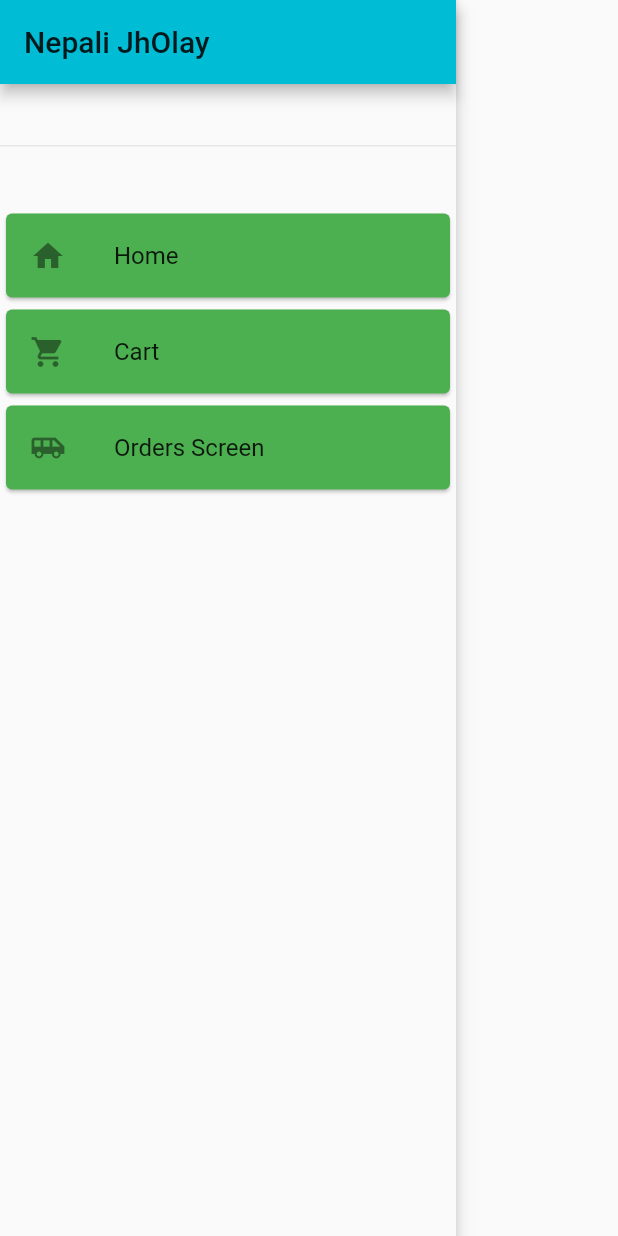
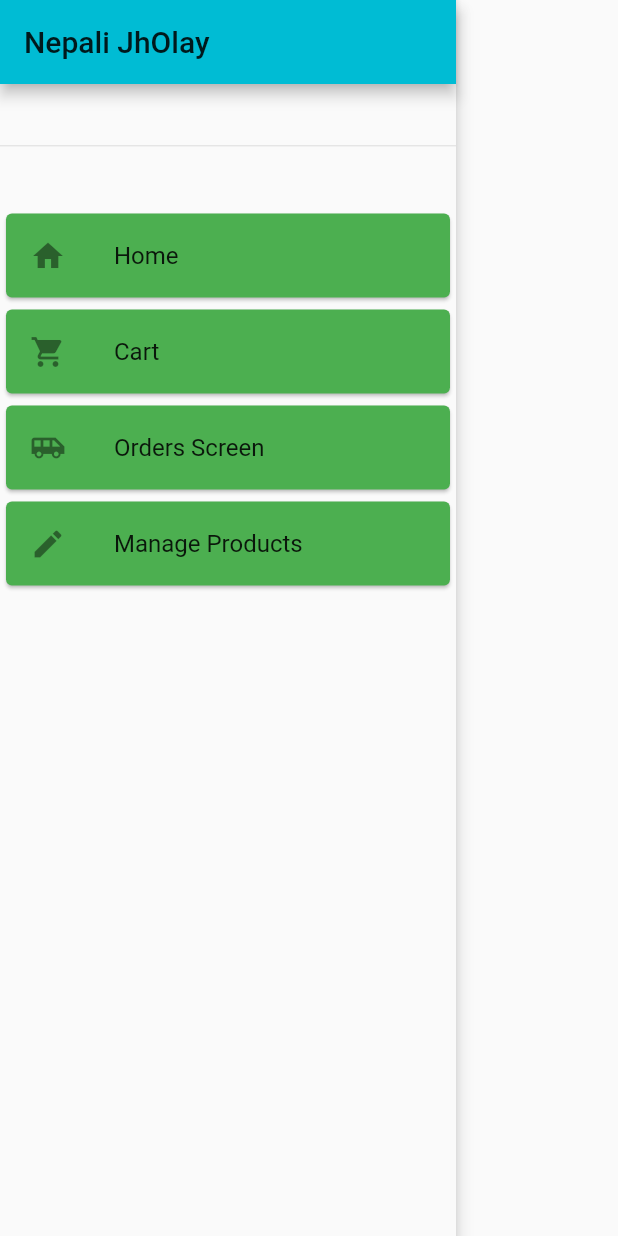
Before and after one commit to cyx977/srShop, a Flutter app: the DrawerBuilder widget shown alone on an empty page, opened directly, on a phone screen of 412 x 824 dp. Run offline on Flutter 3.47's test engine with Material 2 defaults, Android fonts, the phone set to English and light mode, and no system bars; network calls fail.

Commit message:
routesConfig map declared

```diff
--- /dev/null
+++ b/lib/const.dart
@@ -0,0 +1,19 @@
+import 'package:flutter/material.dart';
+import 'package:srShop/screens/cart_detail_screen.dart';
+import 'package:srShop/screens/order_screen.dart';
+import 'package:srShop/screens/products_overview_screen.dart';
+import 'package:srShop/screens/user_products_screen.dart';
+
+class RouteData {
+  String title;
+  IconData icon;
+  RouteData({@required this.title, @required this.icon});
+}
+
+Map<String, RouteData> routeConfig = {
+  ProductsOverviewScreen.route: RouteData(icon: Icons.home, title: "Home"),
+  CartDetailScreen.route: RouteData(title: "Cart", icon: Icons.shopping_cart),
+  OrderScreen.route:
+      RouteData(title: "Orders Screen", icon: Icons.airport_shuttle),
+  UserProductScreen.route: RouteData(title: "Manage Products", icon: Icons.edit)
+};
--- a/lib/main.dart
+++ b/lib/main.dart
@@ -6,6 +6,7 @@ import 'package:srShop/providers/order_provider.dart';
 import 'package:srShop/screens/cart_detail_screen.dart';
 import 'package:srShop/screens/order_screen.dart';
 import 'package:srShop/screens/product_detail_screen.dart';
+import 'package:srShop/screens/user_products_screen.dart';
 import './providers/products_provider.dart';
 import './screens/products_overview_screen.dart';
 
@@ -80,6 +81,7 @@ class MyApp extends StatelessWidget {
           ProductDetailScreen.route: (context) => ProductDetailScreen(),
           CartDetailScreen.route: (context) => CartDetailScreen(),
           OrderScreen.route: (context) => OrderScreen(),
+          UserProductScreen.route: (context) => UserProductScreen(),
         },
       ),
     );
--- /dev/null
+++ b/lib/screens/user_products_screen.dart
@@ -0,0 +1,15 @@
+import 'package:flutter/material.dart';
+import 'package:srShop/widgets/drawer/drawer_widget.dart';
+
+class UserProductScreen extends StatelessWidget {
+  static const String route = "/manage-product";
+  @override
+  Widget build(BuildContext context) {
+    return Scaffold(
+      appBar: AppBar(
+        title: Text("Manage Products"),
+      ),
+      drawer: DrawerBuilder(),
+    );
+  }
+}
--- a/lib/widgets/cart/cart_item.dart
+++ b/lib/widgets/cart/cart_item.dart
@@ -28,8 +28,14 @@ class CartDetailItem extends StatelessWidget {
         return showDialog(
           context: context,
           builder: (context) => AlertDialog(
-            title: Text("Are you Sure ?"),
-            content: Text("Asdf"),
+            title: Text(
+              "Are you Sure ?",
+              style: TextStyle(
+                fontSize: 25,
+                fontWeight: FontWeight.bold,
+              ),
+            ),
+            content: Text("You can again add these items to the cart"),
             actions: [
               FlatButton(
                 child: Text("Yes"),
--- a/lib/widgets/drawer/drawer_widget.dart
+++ b/lib/widgets/drawer/drawer_widget.dart
@@ -1,10 +1,8 @@
 import 'package:flutter/material.dart';
 import 'package:provider/provider.dart';
 import 'package:srShop/providers/app_detail.dart';
-import '../../screens/cart_detail_screen.dart';
-import '../../screens/order_screen.dart';
-import '../../screens/products_overview_screen.dart';
 import '../../widgets/drawer/drawer_menu_builder.dart';
+import '../../const.dart';
 
 class DrawerBuilder extends StatelessWidget {
   @override
@@ -23,25 +21,41 @@ class DrawerBuilder extends StatelessWidget {
             Divider(
               height: MediaQuery.of(context).size.height * 0.10,
             ),
-            Column(
-              children: [
-                DrawerMenuBuilder(
-                  title: "Home",
-                  route: ProductsOverviewScreen.route,
-                  icon: Icons.home,
-                ),
-                DrawerMenuBuilder(
-                  title: "Cart",
-                  route: CartDetailScreen.route,
-                  icon: Icons.shopping_cart,
-                ),
-                DrawerMenuBuilder(
-                  title: "Orders Screen",
-                  route: OrderScreen.route,
-                  icon: Icons.airport_shuttle,
-                ),
-              ],
-            )
+            Container(
+              height: MediaQuery.of(context).size.height * 0.60,
+              child: ListView.builder(
+                itemBuilder: (context, index) {
+                  List<String> routesList = routeConfig.keys.toList();
+                  List<RouteData> routeData = routeConfig.values.toList();
+                  return DrawerMenuBuilder(
+                    icon: routeData[index].icon,
+                    route: routesList[index],
+                    title: routeData[index].title,
+                  );
+                },
+                itemCount: routeConfig.length,
+              ),
+            ),
+            // DrawerMenuBuilder(
+            //   title: "Home",
+            //   route: ProductsOverviewScreen.route,
+            //   icon: Icons.home,
+            // ),
+            // DrawerMenuBuilder(
+            //   title: "Cart",
+            //   route: CartDetailScreen.route,
+            //   icon: Icons.shopping_cart,
+            // ),
+            // DrawerMenuBuilder(
+            //   title: "Orders Screen",
+            //   route: OrderScreen.route,
+            //   icon: Icons.airport_shuttle,
+            // ),
+            // DrawerMenuBuilder(
+            //   title: "Manage Products",
+            //   route: UserProductScreen.route,
+            //   icon: Icons.edit,
+            // ),
           ],
         ),
       ),
```
